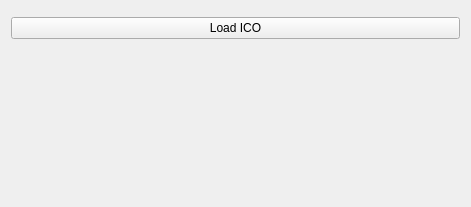
Above: Qt/my_programm/Test_RGB_display/src/test_rgb_display_mainbox/ui/test_rgb_display_mainbox.ui from RinatB2017/mega_GIT before the change. Below: the same form after it.
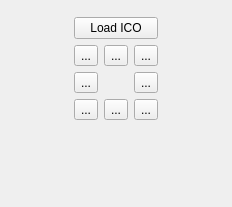
That is the form after the change. Icons and pictures are not drawn. Custom widgets are drawn as their Qt base class.

```diff
--- a/Qt/my_programm/Test_RGB_display/src/test_rgb_display_mainbox/ui/test_rgb_display_mainbox.ui
+++ b/Qt/my_programm/Test_RGB_display/src/test_rgb_display_mainbox/ui/test_rgb_display_mainbox.ui
@@ -6,7 +6,7 @@
    <rect>
     <x>0</x>
     <y>0</y>
-    <width>471</width>
+    <width>232</width>
     <height>207</height>
    </rect>
   </property>
@@ -26,6 +26,98 @@
        </property>
       </widget>
      </item>
+     <item>
+      <layout class="QGridLayout" name="gridLayout">
+       <item row="0" column="0">
+        <widget class="QToolButton" name="btn_ul">
+         <property name="text">
+          <string>...</string>
+         </property>
+         <property name="icon">
+          <iconset resource="../../../arrows/arrows.qrc">
+           <normaloff>:/arrows/up_left.png</normaloff>:/arrows/up_left.png</iconset>
+         </property>
+        </widget>
+       </item>
+       <item row="1" column="0">
+        <widget class="QToolButton" name="btn_l">
+         <property name="text">
+          <string>...</string>
+         </property>
+         <property name="icon">
+          <iconset resource="../../../arrows/arrows.qrc">
+           <normaloff>:/arrows/left.png</normaloff>:/arrows/left.png</iconset>
+         </property>
+        </widget>
+       </item>
+       <item row="0" column="1">
+        <widget class="QToolButton" name="btn_u">
+         <property name="text">
+          <string>...</string>
+         </property>
+         <property name="icon">
+          <iconset resource="../../../arrows/arrows.qrc">
+           <normaloff>:/arrows/up.png</normaloff>:/arrows/up.png</iconset>
+         </property>
+        </widget>
+       </item>
+       <item row="0" column="2">
+        <widget class="QToolButton" name="btn_ur">
+         <property name="text">
+          <string>...</string>
+         </property>
+         <property name="icon">
+          <iconset resource="../../../arrows/arrows.qrc">
+           <normaloff>:/arrows/up_right.png</normaloff>:/arrows/up_right.png</iconset>
+         </property>
+        </widget>
+       </item>
+       <item row="2" column="1">
+        <widget class="QToolButton" name="btn_d">
+         <property name="text">
+          <string>...</string>
+         </property>
+         <property name="icon">
+          <iconset resource="../../../arrows/arrows.qrc">
+           <normaloff>:/arrows/down.png</normaloff>:/arrows/down.png</iconset>
+         </property>
+        </widget>
+       </item>
+       <item row="1" column="2">
+        <widget class="QToolButton" name="btn_r">
+         <property name="text">
+          <string>...</string>
+         </property>
+         <property name="icon">
+          <iconset resource="../../../arrows/arrows.qrc">
+           <normaloff>:/arrows/right.png</normaloff>:/arrows/right.png</iconset>
+         </property>
+        </widget>
+       </item>
+       <item row="2" column="0">
+        <widget class="QToolButton" name="btn_dl">
+         <property name="text">
+          <string>...</string>
+         </property>
+         <property name="icon">
+          <iconset resource="../../../arrows/arrows.qrc">
+           <normaloff>:/arrows/down_left.png</normaloff>:/arrows/down_left.png</iconset>
+         </property>
+        </widget>
+       </item>
+       <item row="2" column="2">
+        <widget class="QToolButton" name="btn_dr">
+         <property name="text">
+          <string>...</string>
+         </property>
+         <property name="icon">
+          <iconset resource="../../../arrows/arrows.qrc">
+           <normaloff>:/arrows/down_right.png</normaloff>:/arrows/down_right.png</iconset>
+         </property>
+        </widget>
+       </item>
+      </layout>
+     </item>
      <item>
       <spacer name="verticalSpacer">
        <property name="orientation">
```
Left out of the diff: 15 changed lines with no effect on the pictures.
